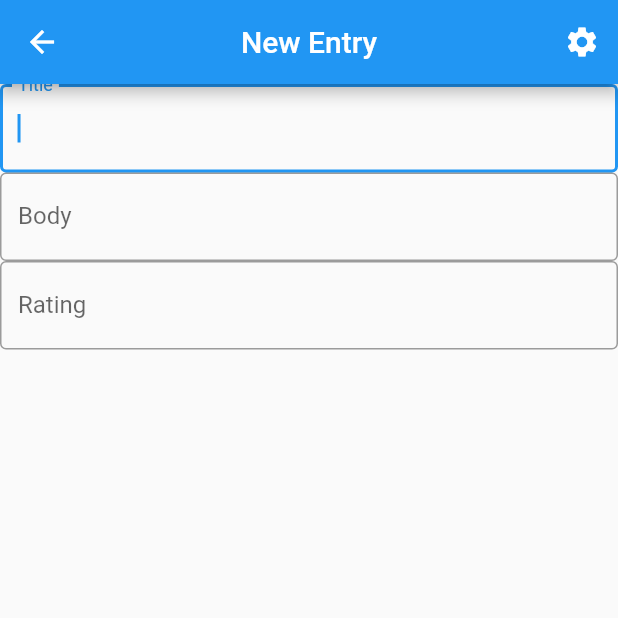
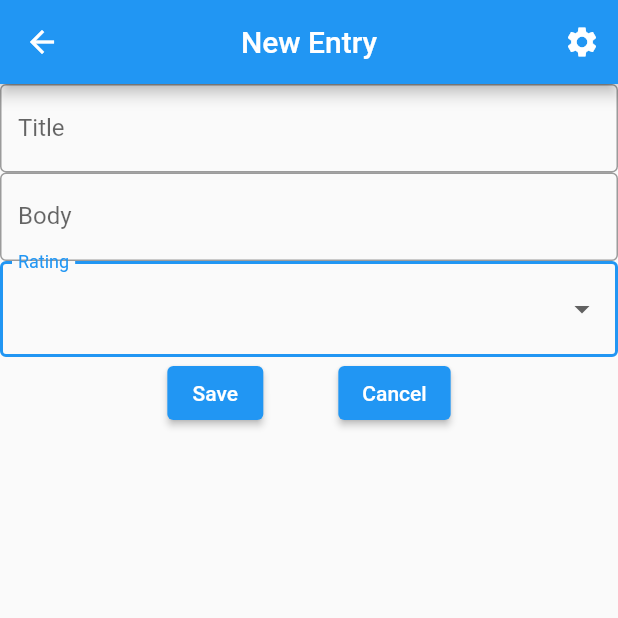
Before and after one commit to lmoyle1989/my_journal, a Flutter app: the NewEntryScreen screen opened by its route, on a phone screen of 412 x 824 dp, the top half of it. Run offline on Flutter 3.47's test engine with Material 2 defaults, Android fonts, the phone set to English and light mode, and no system bars; our stand-ins replace shared_preferences; accounts and stored records are empty.

Commit message:
added assets folder, expanded new entry form

```diff
--- /dev/null
+++ b/assets/schema_1.sql.txt
@@ -0,0 +1 @@
+CREATE TABLE IF NOT EXISTS journal_entries(id INTEGER PRIMARY KEY AUTOINCREMENT, title TEXT NOT NULL, body TEXT NOT NULL, rating INTEGER NOT NULL, date TEXT NOT NULL);
--- a/lib/components/new_entry_form.dart
+++ b/lib/components/new_entry_form.dart
@@ -1,4 +1,5 @@
 import 'package:flutter/material.dart';
+import 'package:my_journal/models/entry_data.dart';
 
 class NewEntryForm extends StatefulWidget {
   const NewEntryForm({Key? key}) : super(key: key);
@@ -9,6 +10,8 @@ class NewEntryForm extends StatefulWidget {
 
 class _NewEntryFormState extends State<NewEntryForm> {
   final formKey = GlobalKey<FormState>();
+  final List<int> ratingOptions = [1, 2, 3, 4];
+  EntryData entryData = EntryData();
 
   @override
   Widget build(BuildContext context) {
@@ -23,6 +26,9 @@ class _NewEntryFormState extends State<NewEntryForm> {
               labelText: "Title",
               border: OutlineInputBorder(),
             ),
+            onSaved: (value) {
+              entryData.title = value;
+            },
           ),
           TextFormField(
             autofocus: true,
@@ -30,13 +36,52 @@ class _NewEntryFormState extends State<NewEntryForm> {
               labelText: "Body",
               border: OutlineInputBorder(),
             ),
+            onSaved: (value) {
+              entryData.body = value;
+            },
           ),
-          TextFormField(
+          DropdownButtonFormField<int>(
+            value: entryData.rating,
+            items: ratingOptions.map((int val) {
+              return DropdownMenuItem(
+                value: val,
+                child: Text("$val"),
+              );
+            }).toList(),
             autofocus: true,
             decoration: const InputDecoration(
               labelText: "Rating",
               border: OutlineInputBorder(),
             ),
+            onChanged: (value) {
+              setState(() {
+                entryData.rating = value;
+              });
+            },
+            onSaved: (value) {
+              entryData.rating = value;
+            },
+          ),
+          Row(
+            mainAxisAlignment: MainAxisAlignment.center,
+            children: [
+              ElevatedButton(
+                onPressed: () {
+                  formKey.currentState?.save();
+                  Navigator.of(context).pop();
+                },
+                child: const Text("Save"),
+              ),
+              const SizedBox(
+                width: 50,
+              ),
+              ElevatedButton(
+                onPressed: () {
+                  Navigator.of(context).pop();
+                },
+                child: const Text("Cancel"),
+              )
+            ],
           )
         ],
       ),
--- a/lib/main.dart
+++ b/lib/main.dart
@@ -1,5 +1,6 @@
 import 'package:flutter/material.dart';
 import 'package:shared_preferences/shared_preferences.dart';
+import 'package:flutter/services.dart';
 import 'app.dart';
 
 void main() async {
--- a/lib/models/entry_data.dart
+++ b/lib/models/entry_data.dart
@@ -1,15 +1,7 @@
 class EntryData {
-  int id;
-  String title;
-  String body;
-  int rating;
-  DateTime date;
-
-  EntryData({
-    required this.id,
-    required this.title,
-    required this.body,
-    required this.rating,
-    required this.date,
-  });
+  int? id;
+  String? title;
+  String? body;
+  int? rating;
+  DateTime? date;
 }
--- a/pubspec.yaml
+++ b/pubspec.yaml
@@ -12,6 +12,8 @@ dependencies:
 
   cupertino_icons: ^1.0.2
   shared_preferences: ^2.0.13
+  path_provider: ^2.0.9
+  sqflite: ^2.0.2
 
 dev_dependencies:
   flutter_test:
```
Also changed, not shown: pubspec.lock.
